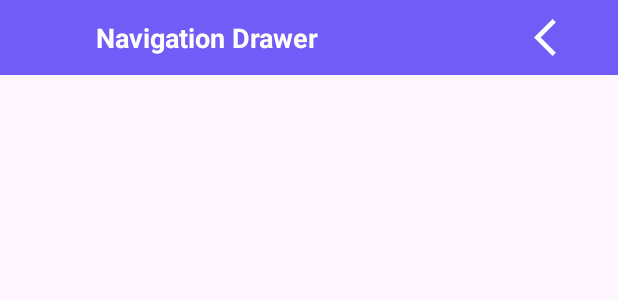
After one commit to razawiyah/Messaging-App, an Android app: the layout activity_message.xml on its own in the app's theme, with its tools: preview values and no code run, on a phone screen of 412 x 824 dp. The commit adds this screen. Shown: the top 300 px of the screen. Run offline under Robolectric (Android 15) with nearby library versions, the phone set to English and light mode, and no system bars.

Commit message:
message activity

```diff
--- a/app/src/main/AndroidManifest.xml
+++ b/app/src/main/AndroidManifest.xml
@@ -12,6 +12,9 @@
         android:supportsRtl="true"
         android:theme="@style/Theme.ChatAppThree"
         tools:targetApi="31">
+        <activity
+            android:name=".MessageActivity"
+            android:exported="false" />
         <activity
             android:name=".SignOut"
             android:exported="false" />
--- a/app/src/main/java/com/example/chatappthree/Register.java
+++ b/app/src/main/java/com/example/chatappthree/Register.java
@@ -66,7 +66,7 @@ public class Register extends AppCompatActivity {
                             fUser = mAuth.getCurrentUser();
                             id = fUser.getUid();
                             //add UserModel to DB
-                            UserModel user = new UserModel(name, email, pass,"default");
+                            UserModel user = new UserModel(name, email, pass,"default",id);
                             databaseReference.child(id).setValue(user);
                             mAuth.signOut();
                             showPopup();
--- /dev/null
+++ b/app/src/main/res/drawable/baseline_arrow_back_ios_24.xml
@@ -0,0 +1,5 @@
+<vector android:autoMirrored="true" android:height="24dp"
+    android:tint="#FFFFFF" android:viewportHeight="24"
+    android:viewportWidth="24" android:width="24dp" xmlns:android="http://schemas.android.com/apk/res/android">
+    <path android:fillColor="@android:color/white" android:pathData="M11.67,3.87L9.9,2.1 0,12l9.9,9.9 1.77,-1.77L3.54,12z"/>
+</vector>
--- /dev/null
+++ b/app/src/main/res/layout/activity_message.xml
@@ -0,0 +1,22 @@
+<?xml version="1.0" encoding="utf-8"?>
+<RelativeLayout xmlns:android="http://schemas.android.com/apk/res/android"
+    xmlns:app="http://schemas.android.com/apk/res-auto"
+    xmlns:tools="http://schemas.android.com/tools"
+    android:layout_width="match_parent"
+    android:layout_height="match_parent"
+    tools:context=".MessageActivity">
+
+    <LinearLayout
+        android:layout_width="match_parent"
+        android:layout_height="match_parent"
+        android:orientation="vertical">
+
+        <include
+            android:id="@+id/toolbar"
+            layout="@layout/main_toolbar2"
+            android:layout_width="match_parent"
+            android:layout_height="wrap_content" />
+
+    </LinearLayout>
+
+</RelativeLayout>
--- /dev/null
+++ b/app/src/main/res/layout/main_toolbar2.xml
@@ -0,0 +1,34 @@
+<?xml version="1.0" encoding="utf-8"?>
+<LinearLayout xmlns:android="http://schemas.android.com/apk/res/android"
+    xmlns:app="http://schemas.android.com/apk/res-auto"
+    android:layout_width="match_parent"
+    android:layout_height="wrap_content"
+    android:orientation="horizontal"
+    android:padding="10dp"
+    android:gravity="center"
+    android:background="@color/pastel_purple"
+    android:layout_gravity="center_vertical">
+
+    <de.hdodenhof.circleimageview.CircleImageView
+        android:id="@+id/profile_image"
+        android:layout_width="30dp"
+        android:layout_height="30dp"/>
+
+    <TextView
+        android:id="@+id/username"
+        android:layout_width="300dp"
+        android:layout_height="wrap_content"
+        android:text="Navigation Drawer"
+        android:textSize="18sp"
+        android:textStyle="bold"
+        android:textColor="@color/white"
+        android:paddingStart="8dp"/>
+
+    <ImageView
+        android:id="@+id/backBtn"
+        android:layout_width="30dp"
+        android:layout_height="match_parent"
+        app:srcCompat="@drawable/baseline_arrow_back_ios_24" />
+
+
+</LinearLayout>
```
Also changed, not shown: app/src/main/java/com/example/chatappthree/Adapter/UserAdapter.java (+11 -0 lines), app/src/main/java/com/example/chatappthree/MessageActivity.java (added, +90 -0 lines), app/src/main/java/com/example/chatappthree/modelclass/UserModel.java (+11 -2 lines).
